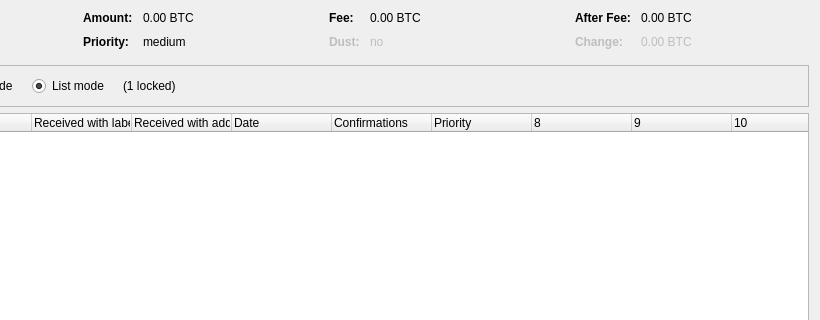
nodecattel/classic2, file src/qt/forms/coincontroldialog.ui: the form before one commit; both pictures show x 180 to 1000 and y 0 to 320 of the 1000 by 500 pixel window.
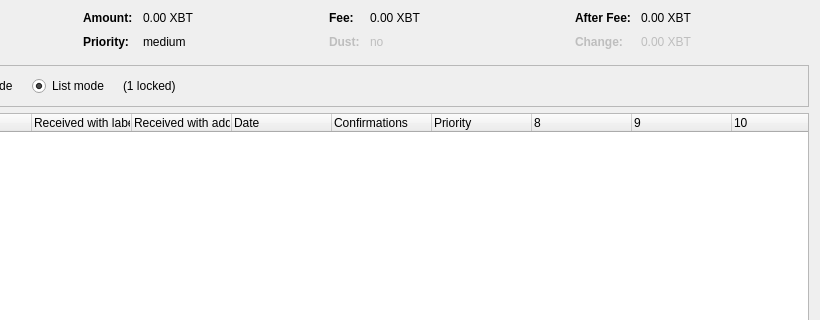
The form after the commit. Custom widgets are drawn as their Qt base class.

What changed in the file:
```diff
--- a/src/qt/forms/coincontroldialog.ui
+++ b/src/qt/forms/coincontroldialog.ui
@@ -132,7 +132,7 @@
           <enum>Qt::ActionsContextMenu</enum>
          </property>
          <property name="text">
-          <string notr="true">0.00 BTC</string>
+          <string notr="true">0.00 XBT</string>
          </property>
          <property name="textInteractionFlags">
           <set>Qt::LinksAccessibleByMouse|Qt::TextSelectableByKeyboard|Qt::TextSelectableByMouse</set>
@@ -206,7 +206,7 @@
           <enum>Qt::ActionsContextMenu</enum>
          </property>
          <property name="text">
-          <string notr="true">0.00 BTC</string>
+          <string notr="true">0.00 XBT</string>
          </property>
          <property name="textInteractionFlags">
           <set>Qt::LinksAccessibleByMouse|Qt::TextSelectableByKeyboard|Qt::TextSelectableByMouse</set>
@@ -286,7 +286,7 @@
           <enum>Qt::ActionsContextMenu</enum>
          </property>
          <property name="text">
-          <string notr="true">0.00 BTC</string>
+          <string notr="true">0.00 XBT</string>
          </property>
          <property name="textInteractionFlags">
           <set>Qt::LinksAccessibleByMouse|Qt::TextSelectableByKeyboard|Qt::TextSelectableByMouse</set>
@@ -321,7 +321,7 @@
           <enum>Qt::ActionsContextMenu</enum>
          </property>
          <property name="text">
-          <string notr="true">0.00 BTC</string>
+          <string notr="true">0.00 XBT</string>
          </property>
          <property name="textInteractionFlags">
           <set>Qt::LinksAccessibleByMouse|Qt::TextSelectableByKeyboard|Qt::TextSelectableByMouse</set>
```
